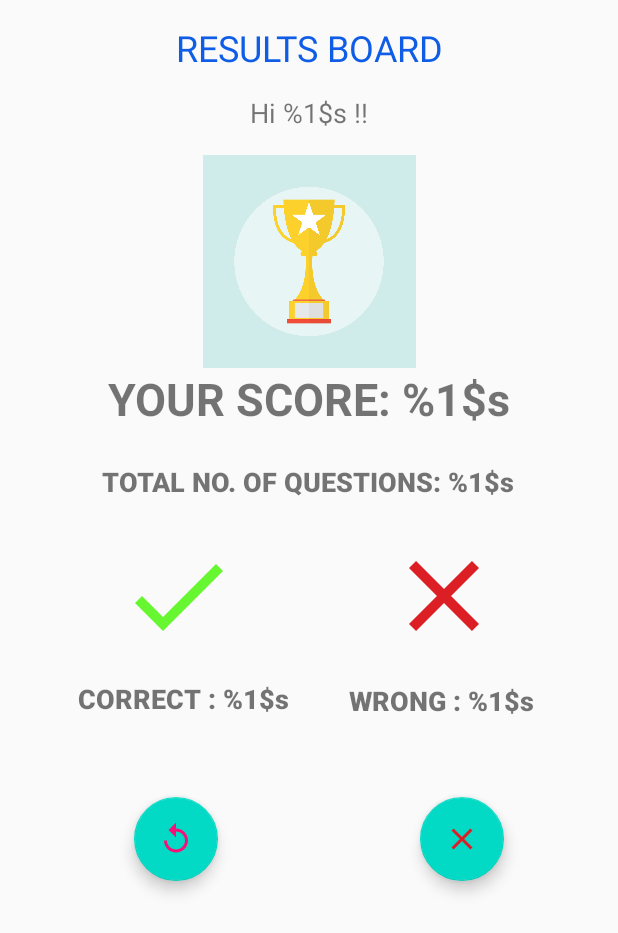
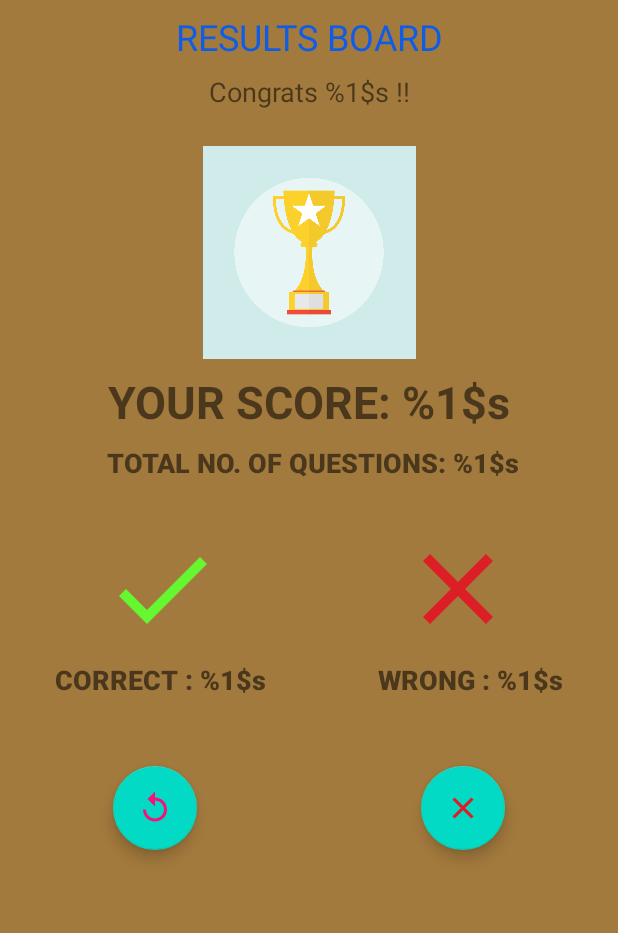
Before and after one commit to ghanavinodhini/QuizApplication, an Android app: the layout activity_results.xml on its own in the app's theme, with its tools: preview values and no code run, on a phone screen of 412 x 824 dp. Shown: the top 933 px of the screen. Run offline under Robolectric (Android 15) with nearby library versions, the phone set to English and light mode, and no system bars.

Commit message:
Added colors used in app in colors.xml file

```diff
--- a/app/src/main/java/com/example/quizpplication/MainActivity.kt
+++ b/app/src/main/java/com/example/quizpplication/MainActivity.kt
@@ -47,7 +47,7 @@ class MainActivity : AppCompatActivity() {
         intent.putExtra("playerName",nameEditText.text.toString())
         //Start Quiz Question activity
         startActivity(intent)
+        //Finish Quiz Question Activity
         finish()
-
     }
 }
--- a/app/src/main/res/drawable/edittext_round.xml
+++ b/app/src/main/res/drawable/edittext_round.xml
@@ -1,7 +1,6 @@
 <?xml version="1.0" encoding="utf-8"?>
 <shape xmlns:android="http://schemas.android.com/apk/res/android"
         android:shape="rectangle">
-
         <solid android:color="#F8F9FB"/>
         <corners android:radius="20dp"/>
 </shape>
--- a/app/src/main/res/drawable/option_border_bg.xml
+++ b/app/src/main/res/drawable/option_border_bg.xml
@@ -3,7 +3,7 @@
                 android:shape = "rectangle">
     <stroke android:width="1dp"
         android:color="#CFCACC"/>
-    <solid android:color="@android:color/darker_gray"/>
+    <solid android:color="@color/options_darker_gray"/>
     <corners android:radius="5dp"/>
 
 </shape>
--- a/app/src/main/res/layout/activity_results.xml
+++ b/app/src/main/res/layout/activity_results.xml
@@ -3,32 +3,31 @@
     xmlns:app="http://schemas.android.com/apk/res-auto"
     xmlns:tools="http://schemas.android.com/tools"
     android:layout_width="match_parent"
-    android:layout_height="wrap_content"
+    android:layout_height="match_parent"
+    android:background="@color/results_background"
     tools:context=".ResultsActivity">
 
+    <!--
     <androidx.constraintlayout.widget.Guideline
         android:id="@+id/guideline1"
         android:layout_width="wrap_content"
         android:layout_height="wrap_content"
         android:orientation="horizontal"
-        app:layout_constraintGuide_begin="127dp"
-        app:layout_constraintGuide_percent="0.1" />
+        app:layout_constraintGuide_percent="0.0998632" />
 
     <androidx.constraintlayout.widget.Guideline
         android:id="@+id/guideline2"
         android:layout_width="wrap_content"
         android:layout_height="wrap_content"
         android:orientation="horizontal"
-        app:layout_constraintGuide_begin="98dp"
-        app:layout_constraintGuide_percent="0.15" />
+        app:layout_constraintGuide_percent="0.15184678" />
 
     <androidx.constraintlayout.widget.Guideline
         android:id="@+id/guideline3"
         android:layout_width="wrap_content"
         android:layout_height="wrap_content"
         android:orientation="horizontal"
-        app:layout_constraintGuide_begin="350dp"
-        app:layout_constraintGuide_percent="0.45" />
+        app:layout_constraintGuide_percent="0.4500684" />
 
     <androidx.constraintlayout.widget.Guideline
         android:id="@+id/guideline4"
@@ -37,16 +36,20 @@
         android:orientation="horizontal"
         app:layout_constraintGuide_begin="410dp"
         app:layout_constraintGuide_percent="1.0" />
-
+-->
     <TextView
         android:id="@+id/resultsTextView"
         android:layout_width="0dp"
         android:layout_height="wrap_content"
+        android:layout_marginStart="8dp"
+        android:layout_marginTop="8dp"
+        android:layout_marginEnd="8dp"
+        android:layout_marginBottom="8dp"
         android:text="@string/reults_textview"
         android:textAlignment="center"
         android:textColor="#0F5DE6"
         android:textSize="24sp"
-        app:layout_constraintBottom_toTopOf="@+id/guideline1"
+        app:layout_constraintBottom_toTopOf="@+id/playerName_textView"
         app:layout_constraintEnd_toEndOf="parent"
         app:layout_constraintStart_toStartOf="parent"
         app:layout_constraintTop_toTopOf="parent" />
@@ -55,10 +58,13 @@
         android:id="@+id/playerName_textView"
         android:layout_width="0dp"
         android:layout_height="wrap_content"
+        android:layout_marginStart="8dp"
+        android:layout_marginTop="8dp"
+        android:layout_marginEnd="8dp"
+        android:layout_marginBottom="8dp"
         android:text="@string/playername_textview"
         android:textAlignment="center"
         android:textSize="18sp"
-        app:layout_constraintBottom_toTopOf="@+id/guideline2"
         app:layout_constraintEnd_toEndOf="parent"
         app:layout_constraintStart_toStartOf="parent"
         app:layout_constraintTop_toBottomOf="@+id/resultsTextView"
@@ -68,40 +74,47 @@
         android:id="@+id/score_textView"
         android:layout_width="0dp"
         android:layout_height="wrap_content"
+        android:layout_marginStart="8dp"
+        android:layout_marginTop="8dp"
+        android:layout_marginEnd="8dp"
+        android:layout_marginBottom="8dp"
+        android:backgroundTint="@color/colorAccent"
         android:text="@string/score_textview"
         android:textAlignment="center"
         android:textSize="30sp"
         android:textStyle="normal|bold"
-        app:layout_constraintBottom_toTopOf="@+id/guideline3"
         app:layout_constraintEnd_toEndOf="parent"
         app:layout_constraintHorizontal_bias="0.0"
         app:layout_constraintStart_toStartOf="parent"
         app:layout_constraintTop_toBottomOf="@+id/trophyImageView"
-        app:layout_constraintVertical_bias="0.242" />
+        app:layout_constraintVertical_bias="0.517" />
 
     <TextView
         android:id="@+id/totalQuestions_textView"
         android:layout_width="wrap_content"
         android:layout_height="wrap_content"
+        android:layout_marginStart="8dp"
+        android:layout_marginTop="8dp"
+        android:layout_marginEnd="8dp"
         android:fontFamily="sans-serif-black"
         android:text="@string/totalQuestions_textview"
         android:textSize="18sp"
-        app:layout_constraintBottom_toBottomOf="parent"
         app:layout_constraintEnd_toEndOf="parent"
-        app:layout_constraintHorizontal_bias="0.497"
+        app:layout_constraintHorizontal_bias="0.524"
         app:layout_constraintStart_toStartOf="parent"
-        app:layout_constraintTop_toTopOf="@+id/guideline3"
-        app:layout_constraintVertical_bias="0.069" />
+        app:layout_constraintTop_toBottomOf="@+id/score_textView" />
 
     <TextView
         android:id="@+id/correctlyAnswered_textView"
         android:layout_width="wrap_content"
         android:layout_height="wrap_content"
-        android:layout_marginStart="52dp"
-        android:layout_marginTop="16dp"
+        android:layout_marginStart="56dp"
+        android:layout_marginTop="8dp"
+        android:layout_marginEnd="37dp"
         android:fontFamily="sans-serif-black"
         android:text="@string/correctlyAnswered_textview"
         android:textSize="18sp"
+        app:layout_constraintEnd_toStartOf="@+id/wronglyAnswered_textView"
         app:layout_constraintStart_toStartOf="parent"
         app:layout_constraintTop_toBottomOf="@+id/correctSignImageView" />
 
@@ -109,33 +122,39 @@
         android:id="@+id/wronglyAnswered_textView"
         android:layout_width="wrap_content"
         android:layout_height="wrap_content"
+        android:layout_marginStart="37dp"
+        android:layout_marginTop="8dp"
         android:layout_marginEnd="56dp"
-        android:layout_marginBottom="52dp"
         android:fontFamily="sans-serif-black"
         android:text="@string/wronglyAnswered_textview"
         android:textSize="18sp"
-        app:layout_constraintBottom_toTopOf="@+id/quitButton"
-        app:layout_constraintEnd_toEndOf="parent" />
+        app:layout_constraintEnd_toEndOf="parent"
+        app:layout_constraintStart_toEndOf="@+id/correctlyAnswered_textView"
+        app:layout_constraintTop_toBottomOf="@+id/wrongSignImageView" />
 
     <ImageView
         android:id="@+id/trophyImageView"
         android:layout_width="0dp"
         android:layout_height="142dp"
-        android:layout_marginTop="8dp"
+        android:layout_marginStart="8dp"
+        android:layout_marginTop="24dp"
+        android:layout_marginEnd="8dp"
+        android:layout_marginBottom="8dp"
+        app:layout_constraintBottom_toTopOf="@+id/score_textView"
         app:layout_constraintEnd_toEndOf="parent"
         app:layout_constraintHorizontal_bias="0.0"
         app:layout_constraintStart_toStartOf="parent"
-        app:layout_constraintTop_toTopOf="@+id/guideline2"
+        app:layout_constraintTop_toBottomOf="@+id/playerName_textView"
         app:srcCompat="@drawable/trophy" />
 
     <ImageView
         android:id="@+id/correctSignImageView"
         android:layout_width="wrap_content"
         android:layout_height="wrap_content"
-        android:layout_marginStart="8dp"
-        android:layout_marginTop="24dp"
-        app:layout_constraintEnd_toStartOf="@+id/wrongSignImageView"
-        app:layout_constraintHorizontal_bias="0.422"
+        android:layout_marginStart="68dp"
+        android:layout_marginTop="32dp"
+        android:layout_marginBottom="8dp"
+        app:layout_constraintBottom_toTopOf="@+id/correctlyAnswered_textView"
         app:layout_constraintStart_toStartOf="parent"
         app:layout_constraintTop_toBottomOf="@+id/totalQuestions_textView"
         app:srcCompat="@drawable/correct_sign" />
@@ -144,10 +163,12 @@
         android:id="@+id/wrongSignImageView"
         android:layout_width="wrap_content"
         android:layout_height="wrap_content"
-        android:layout_marginTop="24dp"
-        android:layout_marginEnd="76dp"
+        android:layout_marginTop="32dp"
+        android:layout_marginBottom="8dp"
         app:layout_constraintBottom_toTopOf="@+id/wronglyAnswered_textView"
         app:layout_constraintEnd_toEndOf="parent"
+        app:layout_constraintHorizontal_bias="0.638"
+        app:layout_constraintStart_toEndOf="@+id/correctSignImageView"
         app:layout_constraintTop_toBottomOf="@+id/totalQuestions_textView"
         app:layout_constraintVertical_bias="0.0"
         app:srcCompat="@drawable/wrong_sign" />
@@ -156,23 +177,28 @@
         android:id="@+id/replay_button"
         android:layout_width="wrap_content"
         android:layout_height="wrap_content"
-        android:layout_marginBottom="48dp"
+        android:layout_marginStart="75dp"
+        android:layout_marginTop="45dp"
         android:clickable="true"
-        app:layout_constraintBottom_toTopOf="@+id/guideline4"
+        app:layout_constraintBottom_toBottomOf="parent"
         app:layout_constraintEnd_toStartOf="@+id/quitButton"
-        app:layout_constraintHorizontal_bias="0.399"
+        app:layout_constraintHorizontal_bias="0.0"
         app:layout_constraintStart_toStartOf="parent"
+        app:layout_constraintTop_toBottomOf="@+id/correctlyAnswered_textView"
+        app:layout_constraintVertical_bias="0.0"
         app:srcCompat="@drawable/ic_baseline_replay_24" />
 
     <com.google.android.material.floatingactionbutton.FloatingActionButton
         android:id="@+id/quitButton"
         android:layout_width="wrap_content"
         android:layout_height="wrap_content"
-        android:layout_marginEnd="76dp"
-        android:layout_marginBottom="48dp"
+        android:layout_marginTop="45dp"
+        android:layout_marginEnd="75dp"
         android:clickable="true"
-        app:layout_constraintBottom_toTopOf="@+id/guideline4"
+        app:layout_constraintBottom_toBottomOf="parent"
         app:layout_constraintEnd_toEndOf="parent"
+        app:layout_constraintTop_toBottomOf="@+id/wronglyAnswered_textView"
+        app:layout_constraintVertical_bias="0.0"
         app:srcCompat="@drawable/wrong_sign" />
 
 </androidx.constraintlayout.widget.ConstraintLayout>
--- a/app/src/main/res/values/strings.xml
+++ b/app/src/main/res/values/strings.xml
@@ -1,14 +1,15 @@
 <resources>
-    <string name="app_name">Guess Colors Quizapplication</string>
+    <string name="app_name">Guess Colors Quiz</string>
     <string name="edit_nametext">Enter Your Name</string>
     <string name="start_button">START</string>
     <string name="welcome_textview">! WELCOME !</string>
     <string name="question_textview">What Is The Color Of This Fruit?</string>
     <string name="progrssBar_text">0/5</string>
+    <string name="imageDescription">Fruits Image</string>
     <string name="submit_button">SUBMIT</string>
     <string name="next_button">NEXT</string>
     <string name="reults_textview">RESULTS BOARD</string>
-    <string name="playername_textview">Hi %1$s !!</string>
+    <string name="playername_textview">Congrats %1$s !!</string>
     <string name="score_textview">YOUR SCORE: %1$s</string>
     <string name="totalQuestions_textview">TOTAL NO. OF QUESTIONS: %1$s </string>
     <string name="correctlyAnswered_textview">CORRECT : %1$s </string>
--- a/app/src/main/res/values/styles.xml
+++ b/app/src/main/res/values/styles.xml
@@ -8,6 +8,6 @@
     </style>
 
     <style name="AlertDialogTheme" parent="Theme.AppCompat.Light.Dialog.Alert">
-        <item name="colorAccent">@color/colorPrimary</item>
+        <item name="colorPrimary">@color/colorPrimary</item>
     </style>
 </resources>
```
Also changed, not shown: app/src/main/java/com/example/quizpplication/ResultsActivity.kt (+9 -7 lines), app/src/main/res/layout/activity_main.xml (+4 -6 lines), app/src/main/res/layout/activity_quiz_question.xml (+14 -13 lines), app/src/main/res/values/colors.xml (+7 -0 lines).
